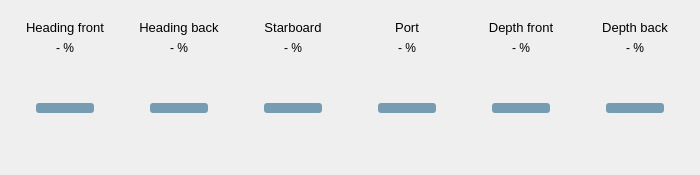
The window that rqt_thruster_effort/resource/mainwidget.ui (sonia-auv/rqt_sonia_plugins) describes before a commit, drawn with Qt 5.
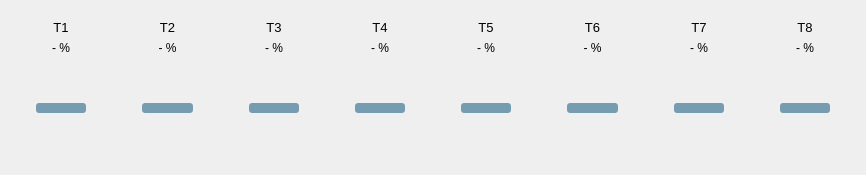
The same window after the commit.

```diff
--- a/rqt_thruster_effort/resource/mainwidget.ui
+++ b/rqt_thruster_effort/resource/mainwidget.ui
@@ -6,7 +6,7 @@
    <rect>
     <x>0</x>
     <y>0</y>
-    <width>700</width>
+    <width>866</width>
     <height>175</height>
    </rect>
   </property>
@@ -116,7 +116,7 @@
          </font>
         </property>
         <property name="text">
-         <string>Heading front</string>
+         <string>T1</string>
         </property>
         <property name="alignment">
          <set>Qt::AlignCenter</set>
@@ -198,7 +198,7 @@
          </font>
         </property>
         <property name="text">
-         <string>Heading back</string>
+         <string>T2</string>
         </property>
         <property name="alignment">
          <set>Qt::AlignCenter</set>
@@ -280,7 +280,7 @@
          </font>
         </property>
         <property name="text">
-         <string>Starboard</string>
+         <string>T3</string>
         </property>
         <property name="alignment">
          <set>Qt::AlignCenter</set>
@@ -362,7 +362,7 @@
          </font>
         </property>
         <property name="text">
-         <string>Port</string>
+         <string>T4</string>
         </property>
         <property name="alignment">
          <set>Qt::AlignCenter</set>
@@ -444,7 +444,7 @@
          </font>
         </property>
         <property name="text">
-         <string>Depth front</string>
+         <string>T5</string>
         </property>
         <property name="alignment">
          <set>Qt::AlignCenter</set>
@@ -526,7 +526,7 @@
          </font>
         </property>
         <property name="text">
-         <string>Depth back</string>
+         <string>T6</string>
         </property>
         <property name="alignment">
          <set>Qt::AlignCenter</set>
@@ -544,7 +544,171 @@
        </widget>
       </item>
       <item>
-       <widget class="QSlider" name="depth_back_slider">
+       <widget class="QSlider" name="T6_slider">
+        <property name="enabled">
+         <bool>false</bool>
+        </property>
+        <property name="sizePolicy">
+         <sizepolicy hsizetype="Expanding" vsizetype="Expanding">
+          <horstretch>0</horstretch>
+          <verstretch>0</verstretch>
+         </sizepolicy>
+        </property>
+        <property name="styleSheet">
+         <string notr="true">QSlider::groove:vertical {
+    background: qlineargradient(x1: 0.4, y1: 0, x2: 0.4, y2: 1, 
+                            stop: 0 #e41500, 
+                            stop: 0.25 #e4d414,
+                            stop: 0.5 #0be400,
+                            stop: 0.75 #e4d414,
+						   stop: 1 #e41500);
+    position: absolute; /* absolutely position 4px from the left and right of the widget. setting margins on the widget should work too... */
+    left: 25px; right: 25px;
+	border-radius: 4px;
+}
+
+QSlider::handle:vertical {
+    height: 10px;
+	border-radius: 3px;
+    background: rgb(117, 156, 176);
+    margin: 0 -9px; /* expand outside the groove */
+}</string>
+        </property>
+        <property name="minimum">
+         <number>-100</number>
+        </property>
+        <property name="maximum">
+         <number>100</number>
+        </property>
+        <property name="value">
+         <number>0</number>
+        </property>
+        <property name="orientation">
+         <enum>Qt::Vertical</enum>
+        </property>
+       </widget>
+      </item>
+     </layout>
+    </widget>
+   </item>
+   <item>
+    <widget class="QWidget" name="T7_widget" native="true">
+     <property name="sizePolicy">
+      <sizepolicy hsizetype="Expanding" vsizetype="Expanding">
+       <horstretch>0</horstretch>
+       <verstretch>0</verstretch>
+      </sizepolicy>
+     </property>
+     <layout class="QVBoxLayout" name="verticalLayout_8">
+      <item>
+       <widget class="QLabel" name="T7_label">
+        <property name="font">
+         <font>
+          <pointsize>10</pointsize>
+         </font>
+        </property>
+        <property name="text">
+         <string>T7</string>
+        </property>
+        <property name="alignment">
+         <set>Qt::AlignCenter</set>
+        </property>
+       </widget>
+      </item>
+      <item>
+       <widget class="QLabel" name="T7_value">
+        <property name="text">
+         <string>- %</string>
+        </property>
+        <property name="alignment">
+         <set>Qt::AlignCenter</set>
+        </property>
+       </widget>
+      </item>
+      <item>
+       <widget class="QSlider" name="T7_slider">
+        <property name="enabled">
+         <bool>false</bool>
+        </property>
+        <property name="sizePolicy">
+         <sizepolicy hsizetype="Expanding" vsizetype="Expanding">
+          <horstretch>0</horstretch>
+          <verstretch>0</verstretch>
+         </sizepolicy>
+        </property>
+        <property name="styleSheet">
+         <string notr="true">QSlider::groove:vertical {
+    background: qlineargradient(x1: 0.4, y1: 0, x2: 0.4, y2: 1, 
+                            stop: 0 #e41500, 
+                            stop: 0.25 #e4d414,
+                            stop: 0.5 #0be400,
+                            stop: 0.75 #e4d414,
+						   stop: 1 #e41500);
+    position: absolute; /* absolutely position 4px from the left and right of the widget. setting margins on the widget should work too... */
+    left: 25px; right: 25px;
+	border-radius: 4px;
+}
+
+QSlider::handle:vertical {
+    height: 10px;
+	border-radius: 3px;
+    background: rgb(117, 156, 176);
+    margin: 0 -9px; /* expand outside the groove */
+}</string>
+        </property>
+        <property name="minimum">
+         <number>-100</number>
+        </property>
+        <property name="maximum">
+         <number>100</number>
+        </property>
+        <property name="value">
+         <number>0</number>
+        </property>
+        <property name="orientation">
+         <enum>Qt::Vertical</enum>
+        </property>
+       </widget>
+      </item>
+     </layout>
+    </widget>
+   </item>
+   <item>
+    <widget class="QWidget" name="T8_widget" native="true">
+     <property name="sizePolicy">
+      <sizepolicy hsizetype="Expanding" vsizetype="Expanding">
+       <horstretch>0</horstretch>
+       <verstretch>0</verstretch>
+      </sizepolicy>
+     </property>
+     <layout class="QVBoxLayout" name="verticalLayout_7">
+      <item>
+       <widget class="QLabel" name="T8_label">
+        <property name="font">
+         <font>
+          <pointsize>10</pointsize>
+         </font>
+        </property>
+        <property name="text">
+         <string>T8</string>
+        </property>
+        <property name="alignment">
+         <set>Qt::AlignCenter</set>
+        </property>
+       </widget>
+      </item>
+      <item>
+       <widget class="QLabel" name="T8_value">
+        <property name="text">
+         <string>- %</string>
+        </property>
+        <property name="alignment">
+         <set>Qt::AlignCenter</set>
+        </property>
+       </widget>
+      </item>
+      <item>
+       <widget class="QSlider" name="T8_slider">
         <property name="enabled">
          <bool>false</bool>
         </property>
```
Left out of the diff: 40 changed lines with no effect on the pictures.
